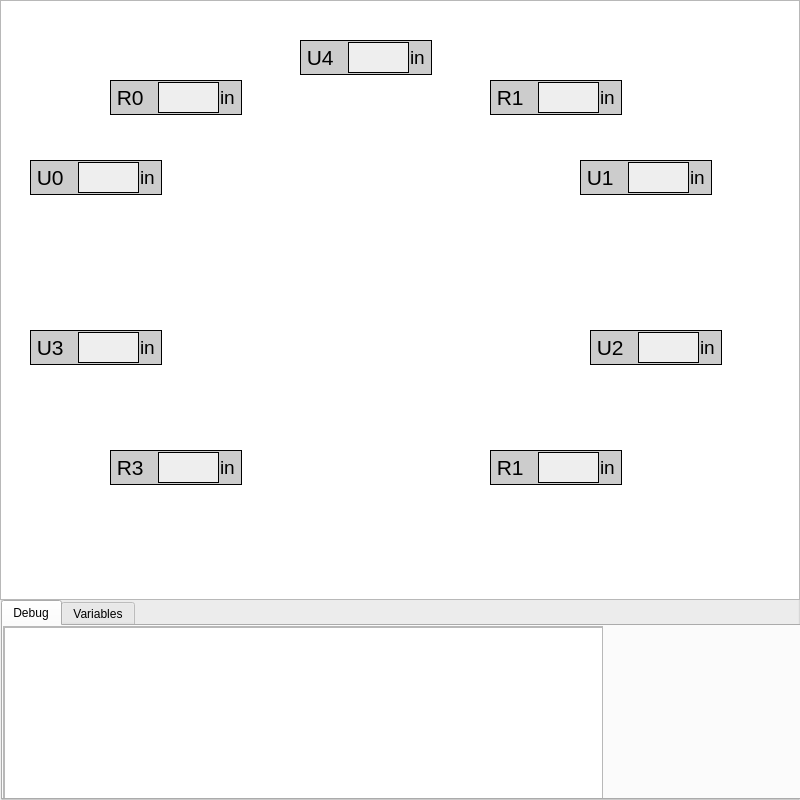
The window that SECON_Python/mainwindow.ui (wnh44/SECON-2018) describes before a commit, drawn with Qt 5.
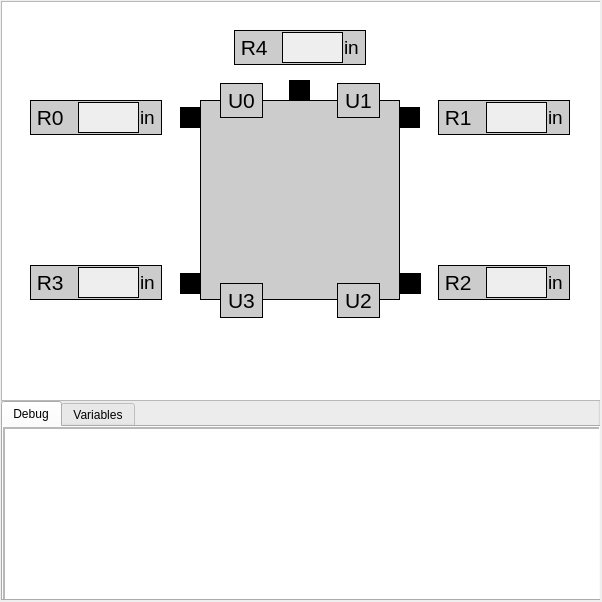
The same window after the commit. The open tabs and pages were chosen to show the change.

The edit to the form file:
```diff
--- a/SECON_Python/mainwindow.ui
+++ b/SECON_Python/mainwindow.ui
@@ -6,8 +6,8 @@
    <rect>
     <x>0</x>
     <y>0</y>
-    <width>800</width>
-    <height>800</height>
+    <width>602</width>
+    <height>602</height>
    </rect>
   </property>
   <property name="windowTitle">
@@ -19,8 +19,8 @@
      <rect>
       <x>0</x>
       <y>0</y>
-      <width>800</width>
-      <height>800</height>
+      <width>600</width>
+      <height>600</height>
      </rect>
     </property>
     <property name="title">
@@ -30,8 +30,8 @@
      <property name="geometry">
       <rect>
        <x>1</x>
-       <y>600</y>
-       <width>800</width>
+       <y>401</y>
+       <width>600</width>
        <height>200</height>
       </rect>
      </property>
@@ -94,10 +94,10 @@
     <widget class="QGraphicsView" name="robotView">
      <property name="geometry">
       <rect>
-       <x>0</x>
-       <y>0</y>
-       <width>800</width>
-       <height>600</height>
+       <x>1</x>
+       <y>1</y>
+       <width>600</width>
+       <height>400</height>
       </rect>
      </property>
     </widget>
@@ -105,7 +105,7 @@
      <property name="geometry">
       <rect>
        <x>30</x>
-       <y>160</y>
+       <y>100</y>
        <width>132</width>
        <height>35</height>
       </rect>
@@ -147,7 +147,7 @@
        <string notr="true">border: 0px solid;</string>
       </property>
       <property name="text">
-       <string> U0</string>
+       <string> R0</string>
       </property>
      </widget>
      <widget class="QLabel" name="rangefinder0_label_2">
@@ -178,8 +178,8 @@
     <widget class="QGroupBox" name="rangefinder1">
      <property name="geometry">
       <rect>
-       <x>580</x>
-       <y>160</y>
+       <x>438</x>
+       <y>100</y>
        <width>132</width>
        <height>35</height>
       </rect>
@@ -221,7 +221,7 @@
        <string notr="true">border: 0px solid;</string>
       </property>
       <property name="text">
-       <string> U1</string>
+       <string> R1</string>
       </property>
      </widget>
      <widget class="QLabel" name="rangefinder1_label_2">
@@ -250,7 +250,7 @@
      <property name="geometry">
       <rect>
        <x>30</x>
-       <y>330</y>
+       <y>265</y>
        <width>132</width>
        <height>35</height>
       </rect>
@@ -292,7 +292,7 @@
        <string notr="true">border: 0px solid;</string>
       </property>
       <property name="text">
-       <string> U3</string>
+       <string> R3</string>
       </property>
      </widget>
      <widget class="QLabel" name="rangefinder3_label_2">
@@ -320,8 +320,8 @@
     <widget class="QGroupBox" name="rangefinder2">
      <property name="geometry">
       <rect>
-       <x>590</x>
-       <y>330</y>
+       <x>438</x>
+       <y>265</y>
        <width>132</width>
        <height>35</height>
       </rect>
@@ -363,7 +363,7 @@
        <string notr="true">border: 0px solid;</string>
       </property>
       <property name="text">
-       <string> U2</string>
+       <string> R2</string>
       </property>
      </widget>
      <widget class="QLabel" name="rangefinder2_label_2">
@@ -391,8 +391,8 @@
     <widget class="QGroupBox" name="rangefinder4">
      <property name="geometry">
       <rect>
-       <x>300</x>
-       <y>40</y>
+       <x>234</x>
+       <y>30</y>
        <width>132</width>
        <height>35</height>
       </rect>
@@ -434,7 +434,7 @@
        <string notr="true">border: 0px solid;</string>
       </property>
       <property name="text">
-       <string> U4</string>
+       <string> R4</string>
       </property>
      </widget>
      <widget class="QLabel" name="rangefinder4_label_2">
@@ -459,13 +459,13 @@
       </property>
      </widget>
     </widget>
-    <widget class="QGroupBox" name="microswitch1">
+    <widget class="QGroupBox" name="object">
      <property name="geometry">
       <rect>
-       <x>490</x>
-       <y>80</y>
-       <width>132</width>
-       <height>35</height>
+       <x>200</x>
+       <y>100</y>
+       <width>200</width>
+       <height>200</height>
       </rect>
      </property>
      <property name="styleSheet">
@@ -474,210 +474,93 @@
      <property name="title">
       <string/>
      </property>
-     <widget class="QPlainTextEdit" name="microswitch1_value">
-      <property name="geometry">
-       <rect>
-        <x>48</x>
-        <y>2</y>
-        <width>61</width>
-        <height>31</height>
-       </rect>
-      </property>
-      <property name="styleSheet">
-       <string notr="true">background-color: #EEEEEE;</string>
-      </property>
-     </widget>
-     <widget class="QLabel" name="microswitch1_label">
-      <property name="geometry">
-       <rect>
-        <x>1</x>
-        <y>1</y>
-        <width>41</width>
-        <height>33</height>
-       </rect>
-      </property>
-      <property name="font">
-       <font>
-        <pointsize>16</pointsize>
-       </font>
-      </property>
-      <property name="styleSheet">
-       <string notr="true">border: 0px solid;</string>
-      </property>
-      <property name="text">
-       <string> R1</string>
-      </property>
-     </widget>
-     <widget class="QLabel" name="microswitch1_label_2">
-      <property name="geometry">
-       <rect>
-        <x>110</x>
-        <y>1</y>
-        <width>21</width>
-        <height>33</height>
-       </rect>
-      </property>
-      <property name="font">
-       <font>
-        <pointsize>14</pointsize>
-       </font>
-      </property>
-      <property name="styleSheet">
-       <string notr="true">border: 0px solid;</string>
-      </property>
-      <property name="text">
-       <string>in</string>
-      </property>
-     </widget>
     </widget>
-    <widget class="QGroupBox" name="microswitch0">
+    <widget class="QGroupBox" name="object_2">
      <property name="geometry">
       <rect>
-       <x>110</x>
-       <y>80</y>
-       <width>132</width>
-       <height>35</height>
+       <x>399</x>
+       <y>107</y>
+       <width>21</width>
+       <height>21</height>
       </rect>
      </property>
      <property name="styleSheet">
-      <string notr="true">background-color: #CCCCCC; border: 1px solid black;</string>
+      <string notr="true">background-color: #000000; border: 1px solid black;</string>
      </property>
      <property name="title">
       <string/>
      </property>
-     <widget class="QPlainTextEdit" name="microswitch0_value">
-      <property name="geometry">
-       <rect>
-        <x>48</x>
-        <y>2</y>
-        <width>61</width>
-        <height>31</height>
-       </rect>
-      </property>
-      <property name="styleSheet">
-       <string notr="true">background-color: #EEEEEE;</string>
-      </property>
-     </widget>
-     <widget class="QLabel" name="microswitch0_label">
-      <property name="geometry">
-       <rect>
-        <x>1</x>
-        <y>1</y>
-        <width>41</width>
-        <height>33</height>
-       </rect>
-      </property>
-      <property name="font">
-       <font>
-        <pointsize>16</pointsize>
-       </font>
-      </property>
-      <property name="styleSheet">
-       <string notr="true">border: 0px solid;</string>
-      </property>
-      <property name="text">
-       <string> R0</string>
-      </property>
-     </widget>
-     <widget class="QLabel" name="microswitch0_label_2">
-      <property name="geometry">
-       <rect>
-        <x>110</x>
-        <y>1</y>
-        <width>21</width>
-        <height>33</height>
-       </rect>
-      </property>
-      <property name="font">
-       <font>
-        <pointsize>14</pointsize>
-       </font>
-      </property>
-      <property name="styleSheet">
-       <string notr="true">border: 0px solid;</string>
-      </property>
-      <property name="text">
-       <string>in</string>
-      </property>
-     </widget>
     </widget>
-    <widget class="QGroupBox" name="microswitch2">
+    <widget class="QGroupBox" name="object_3">
      <property name="geometry">
       <rect>
-       <x>490</x>
-       <y>450</y>
-       <width>132</width>
-       <height>35</height>
+       <x>180</x>
+       <y>107</y>
+       <width>21</width>
+       <height>21</height>
       </rect>
      </property>
      <property name="styleSheet">
-      <string notr="true">background-color: #CCCCCC; border: 1px solid black;</string>
+      <string notr="true">background-color: #000000; border: 1px solid black;</string>
      </property>
      <property name="title">
       <string/>
      </property>
-     <widget class="QPlainTextEdit" name="microswitch2_value">
-      <property name="geometry">
-       <rect>
-        <x>48</x>
-        <y>2</y>
-        <width>61</width>
-        <height>31</height>
-       </rect>
-      </property>
-      <property name="styleSheet">
-       <string notr="true">background-color: #EEEEEE;</string>
-      </property>
-     </widget>
-     <widget class="QLabel" name="microswitch2_label">
-      <property name="geometry">
-       <rect>
-        <x>1</x>
-        <y>1</y>
-        <width>41</width>
-        <height>33</height>
-       </rect>
-      </property>
-      <property name="font">
-       <font>
-        <pointsize>16</pointsize>
-       </font>
-      </property>
-      <property name="styleSheet">
-       <string notr="true">border: 0px solid;</string>
-      </property>
-      <property name="text">
-       <string> R1</string>
-      </property>
-     </widget>
-     <widget class="QLabel" name="microswitch2_label_2">
-      <property name="geometry">
-       <rect>
-        <x>110</x>
-        <y>1</y>
-        <width>21</width>
-        <height>33</height>
-       </rect>
-      </property>
-      <property name="font">
-       <font>
-        <pointsize>14</pointsize>
-       </font>
-      </property>
-      <property name="styleSheet">
-       <string notr="true">border: 0px solid;</string>
-      </property>
-      <property name="text">
-       <string>in</string>
-      </property>
-     </widget>
+    </widget>
+    <widget class="QGroupBox" name="object_4">
+     <property name="geometry">
+      <rect>
+       <x>180</x>
+       <y>273</y>
+       <width>21</width>
+       <height>21</height>
+      </rect>
+     </property>
+     <property name="styleSheet">
+      <string notr="true">background-color: #000000; border: 1px solid black;</string>
+     </property>
+     <property name="title">
+      <string/>
+     </property>
+    </widget>
+    <widget class="QGroupBox" name="object_5">
+     <property name="geometry">
+      <rect>
+       <x>400</x>
+       <y>273</y>
+       <width>21</width>
+       <height>21</height>
+      </rect>
+     </property>
+     <property name="styleSheet">
+      <string notr="true">background-color: #000000; border: 1px solid black;</string>
+     </property>
+     <property name="title">
+      <string/>
+     </property>
+    </widget>
+    <widget class="QGroupBox" name="object_6">
+     <property name="geometry">
+      <rect>
+       <x>289</x>
+       <y>80</y>
+       <width>21</width>
+       <height>21</height>
+      </rect>
+     </property>
+     <property name="styleSheet">
+      <string notr="true">background-color: #000000; border: 1px solid black;</string>
+     </property>
+     <property name="title">
+      <string/>
+     </property>
     </widget>
     <widget class="QGroupBox" name="microswitch3">
      <property name="geometry">
       <rect>
-       <x>110</x>
-       <y>450</y>
-       <width>132</width>
+       <x>220</x>
+       <y>283</y>
+       <width>43</width>
        <height>35</height>
       </rect>
      </property>
@@ -687,20 +570,47 @@
      <property name="title">
       <string/>
      </property>
-     <widget class="QPlainTextEdit" name="microswitch3_value">
+     <widget class="QLabel" name="microswitch3_value">
       <property name="geometry">
        <rect>
-        <x>48</x>
-        <y>2</y>
-        <width>61</width>
-        <height>31</height>
+        <x>1</x>
+        <y>1</y>
+        <width>41</width>
+        <height>33</height>
        </rect>
       </property>
+      <property name="font">
+       <font>
+        <pointsize>16</pointsize>
+       </font>
+      </property>
       <property name="styleSheet">
-       <string notr="true">background-color: #EEEEEE;</string>
+       <string notr="true">border: 0px solid;</string>
       </property>
+      <property name="text">
+       <string>U3</string>
+      </property>
+      <property name="alignment">
+       <set>Qt::AlignCenter</set>
+      </property>
      </widget>
-     <widget class="QLabel" name="microswitch3_label">
+    </widget>
+    <widget class="QGroupBox" name="microswitch2">
+     <property name="geometry">
+      <rect>
+       <x>337</x>
+       <y>283</y>
+       <width>43</width>
+       <height>35</height>
+      </rect>
+     </property>
+     <property name="styleSheet">
+      <string notr="true">background-color: #CCCCCC; border: 1px solid black;</string>
+     </property>
+     <property name="title">
+      <string/>
+     </property>
+     <widget class="QLabel" name="microswitch2_value">
       <property name="geometry">
        <rect>
         <x>1</x>
@@ -718,28 +628,90 @@
        <string notr="true">border: 0px solid;</string>
       </property>
       <property name="text">
-       <string> R3</string>
+       <string>U2</string>
       </property>
+      <property name="alignment">
+       <set>Qt::AlignCenter</set>
+      </property>
      </widget>
-     <widget class="QLabel" name="microswitch3_label_2">
+    </widget>
+    <widget class="QGroupBox" name="microswitch0">
+     <property name="geometry">
+      <rect>
+       <x>220</x>
+       <y>83</y>
+       <width>43</width>
+       <height>35</height>
+      </rect>
+     </property>
+     <property name="styleSheet">
+      <string notr="true">background-color: #CCCCCC; border: 1px solid black;</string>
+     </property>
+     <property name="title">
+      <string/>
+     </property>
+     <widget class="QLabel" name="microswitch0_value">
       <property name="geometry">
        <rect>
-        <x>110</x>
+        <x>1</x>
         <y>1</y>
-        <width>21</width>
+        <width>41</width>
         <height>33</height>
        </rect>
       </property>
       <property name="font">
        <font>
-        <pointsize>14</pointsize>
+        <pointsize>16</pointsize>
        </font>
       </property>
       <property name="styleSheet">
        <string notr="true">border: 0px solid;</string>
       </property>
       <property name="text">
-       <string>in</string>
+       <string>U0</string>
+      </property>
+      <property name="alignment">
+       <set>Qt::AlignCenter</set>
+      </property>
+     </widget>
+    </widget>
+    <widget class="QGroupBox" name="microswitch1">
+     <property name="geometry">
+      <rect>
+       <x>337</x>
+       <y>83</y>
+       <width>43</width>
+       <height>35</height>
+      </rect>
+     </property>
+     <property name="styleSheet">
+      <string notr="true">background-color: #CCCCCC; border: 1px solid black;</string>
+     </property>
+     <property name="title">
+      <string/>
+     </property>
+     <widget class="QLabel" name="microswitch1_value">
+      <property name="geometry">
+       <rect>
+        <x>1</x>
+        <y>1</y>
+        <width>41</width>
+        <height>33</height>
+       </rect>
+      </property>
+      <property name="font">
+       <font>
+        <pointsize>16</pointsize>
+       </font>
+      </property>
+      <property name="styleSheet">
+       <string notr="true">border: 0px solid;</string>
+      </property>
+      <property name="text">
+       <string>U1</string>
+      </property>
+      <property name="alignment">
+       <set>Qt::AlignCenter</set>
       </property>
      </widget>
     </widget>
```
Left out of the diff: 2 changed lines with no effect on the pictures.
